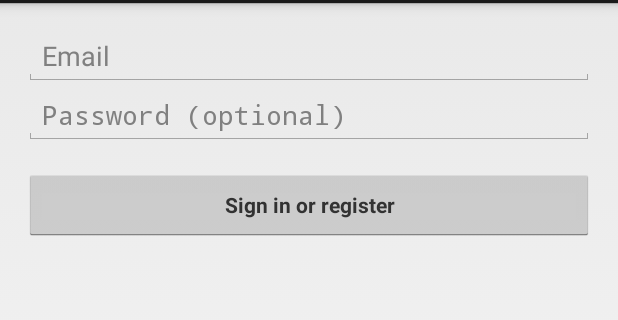
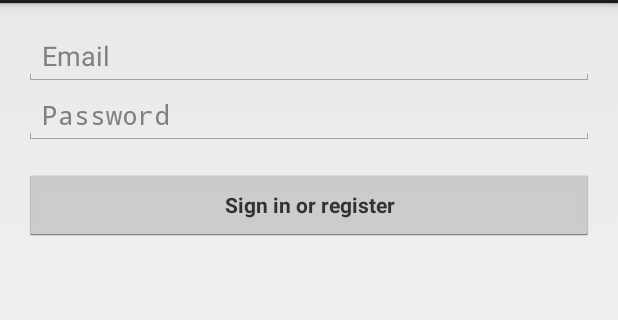
Before and after one commit to iancampelo/tcc, an Android app: the screen it shows after launch (LoginActivity), on a phone screen of 412 x 824 dp, the part 69-389 px from its top. Run offline under Robolectric (Android 15) with nearby library versions, the phone set to English and light mode, and no system bars; 2 statements that could not run were skipped.

```diff
--- a/AssistenteReflexivo/app/src/main/java/assistente/br/ucb/tcc/assistentereflexivo/MainActivity.java
+++ b/AssistenteReflexivo/app/src/main/java/assistente/br/ucb/tcc/assistentereflexivo/MainActivity.java
@@ -5,7 +5,6 @@
 import android.os.Bundle;
 import android.view.Menu;
 import android.view.MenuItem;
-import android.widget.TextView;
 
 
 public class MainActivity extends Activity {
--- a/AssistenteReflexivo/app/src/main/res/values/strings_activity_login.xml
+++ b/AssistenteReflexivo/app/src/main/res/values/strings_activity_login.xml
@@ -3,7 +3,7 @@
 
     <!-- Strings related to login -->
     <string name="prompt_email">Email</string>
-    <string name="prompt_password">Password (optional)</string>
+    <string name="prompt_password">Password</string>
     <string name="action_sign_in">Sign in or register</string>
     <string name="action_sign_in_short">Sign in</string>
 
```
